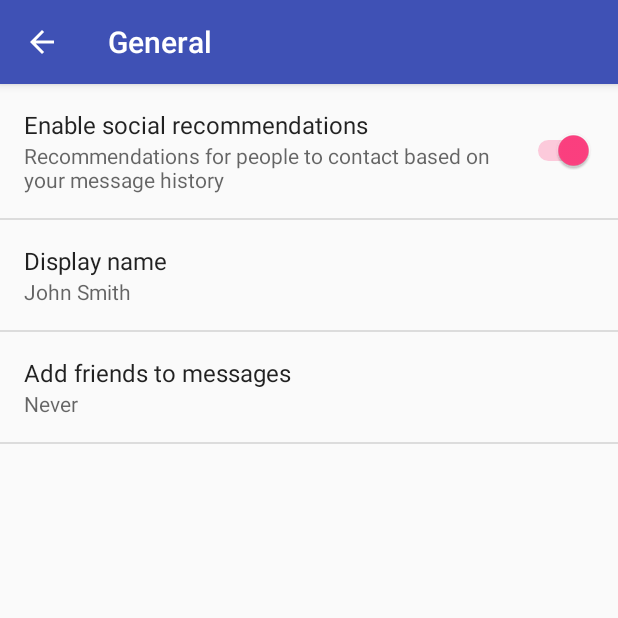
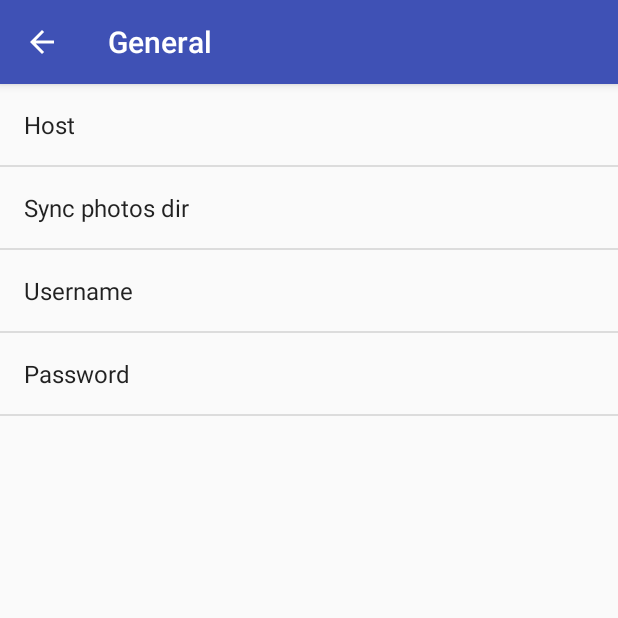
Before and after one commit to kebe7jun/ownCloudSync, an Android app: the SettingsActivity screen opened directly, with no data from a screen before it, after a tap on "General", on a phone screen of 412 x 824 dp, the top half of it. Run offline under Robolectric (Android 15) with nearby library versions, the phone set to English and light mode, and no system bars.

Commit message:
Complete setting.

```diff
--- a/app/src/main/java/com/kebe7jun/data/code/ConstantCode.java
+++ b/app/src/main/java/com/kebe7jun/data/code/ConstantCode.java
@@ -7,13 +7,6 @@ import com.kebe7jun.data.ui.BuildConfig;
  */
 public class ConstantCode {
 
-    /**
-     * Setting value
-     */
-    public static String cloudUrl = "https://data.kebe7jun.com/";
-    public static String userName = "test";     //From setting.
-    public static String password = "test";     //From setting.
-    public static String photoUrl = "";
 
     /**
      * Cache photo path.
--- /dev/null
+++ b/app/src/main/java/com/kebe7jun/data/config/AppSetting.java
@@ -0,0 +1,53 @@
+package com.kebe7jun.data.config;
+
+import android.content.Context;
+import android.content.SharedPreferences;
+import android.preference.PreferenceManager;
+
+import com.kebe7jun.data.ui.R;
+
+/**
+ * Created by kebe on 15-12-7.
+ */
+public class AppSetting {
+
+    /**
+     * Get the username of ownCloud.
+     * @param context
+     * @return
+     */
+    public static String getOwnCloudUsername(Context context){
+        SharedPreferences sharedPreferences = PreferenceManager.getDefaultSharedPreferences(context);
+        return sharedPreferences.getString(context.getResources().getString(R.string.owncloud_username), context.getResources().getString(R.string.owncloud_username_default));
+    }
+
+    /**
+     * Get the password of ownCloud.
+     * @param context
+     * @return
+     */
+    public static String getOwnCloudPassword(Context context){
+        SharedPreferences sharedPreferences = PreferenceManager.getDefaultSharedPreferences(context);
+        return sharedPreferences.getString(context.getResources().getString(R.string.owncloud_password), context.getResources().getString(R.string.owncloud_password_default));
+    }
+
+    /**
+     * Get the host url of ownCloud.
+     * @param context
+     * @return
+     */
+    public static String getOwnCloudHostUrl(Context context){
+        SharedPreferences sharedPreferences = PreferenceManager.getDefaultSharedPreferences(context);
+        return sharedPreferences.getString(context.getResources().getString(R.string.owncloud_host_url), context.getResources().getString(R.string.owncloud_host_url_default));
+    }
+
+    /**
+     * Get the photo sync dir of ownCloud.
+     * @param context
+     * @return
+     */
+    public static String getPhotoSyncDir(Context context){
+        SharedPreferences sharedPreferences = PreferenceManager.getDefaultSharedPreferences(context);
+        return sharedPreferences.getString(context.getResources().getString(R.string.owncloud_sync_dir), context.getResources().getString(R.string.owncloud_sync_dir_default));
+    }
+}
--- a/app/src/main/java/com/kebe7jun/data/tools/GetFile.java
+++ b/app/src/main/java/com/kebe7jun/data/tools/GetFile.java
@@ -53,6 +53,16 @@ public class GetFile {
     }
 
     /**
+     * Get all photos' name in local disk.
+     * @return
+     */
+    public static List<String> getAllLocalPhotosName(){
+        List<String> localPhotosList = new ArrayList<>();
+
+        return localPhotosList;
+    }
+
+    /**
      * Get all files from a dir.
      * If the dir not exists, create a new dir.
      * @return A list of string which include all of the files' name in the path gotten.
@@ -70,5 +80,4 @@ public class GetFile {
         }
         return fileList;
     }
-
 }
--- a/app/src/main/java/com/kebe7jun/data/ui/SettingsActivity.java
+++ b/app/src/main/java/com/kebe7jun/data/ui/SettingsActivity.java
@@ -179,8 +179,8 @@ public class SettingsActivity extends AppCompatPreferenceActivity {
             // to their values. When their values change, their summaries are
             // updated to reflect the new value, per the Android Design
             // guidelines.
-            bindPreferenceSummaryToValue(findPreference("example_text"));
-            bindPreferenceSummaryToValue(findPreference("example_list"));
+//            bindPreferenceSummaryToValue(findPreference("example_text"));
+//            bindPreferenceSummaryToValue(findPreference("example_list"));
         }
 
         @Override
--- a/app/src/main/java/com/kebe7jun/data/ui/WebViewFragment.java
+++ b/app/src/main/java/com/kebe7jun/data/ui/WebViewFragment.java
@@ -16,6 +16,7 @@ import android.webkit.WebView;
 import android.webkit.WebViewClient;
 
 import com.kebe7jun.data.code.ConstantCode;
+import com.kebe7jun.data.config.AppSetting;
 import com.kebe7jun.data.web.JavaScriptInterface;
 import com.kebe7jun.data.web.OwnCloudWebviewClient;
 
@@ -50,7 +51,7 @@ public class WebViewFragment extends Fragment {
 
             webView.addJavascriptInterface(new JavaScriptInterface(webView), ConstantCode.JS_OBJECT_NAME);
             webView.setWebViewClient(new OwnCloudWebviewClient());
-            webView.loadUrl(ConstantCode.cloudUrl+"index.php/apps/files/");       //Init page
+            webView.loadUrl(AppSetting.getOwnCloudHostUrl(view.getContext()));       //Init page
 
         }
         return view;
--- a/app/src/main/java/com/kebe7jun/data/web/JavaScriptInterface.java
+++ b/app/src/main/java/com/kebe7jun/data/web/JavaScriptInterface.java
@@ -8,6 +8,7 @@ import android.webkit.JavascriptInterface;
 import android.webkit.WebView;
 
 import com.kebe7jun.data.code.ConstantCode;
+import com.kebe7jun.data.config.AppSetting;
 
 import java.io.UnsupportedEncodingException;
 import java.util.ArrayList;
@@ -36,7 +37,7 @@ public class JavaScriptInterface {
                     String postData = msg.getData().getString("postData");
                     try {
 //                        Log.d("Posting data to server", postData);
-                        webView.postUrl(ConstantCode.cloudUrl, postData.getBytes("utf-8"));
+                        webView.postUrl(AppSetting.getOwnCloudHostUrl(webView.getContext()), postData.getBytes("utf-8"));
                         isSendLogin = true;
                     } catch (UnsupportedEncodingException e) {
                         e.printStackTrace();
@@ -73,8 +74,8 @@ public class JavaScriptInterface {
             requesttoken = str.substring(27, str.length()-1);
         }
         Log.d("requesttoken", requesttoken);
-        String postStr = "user="+ConstantCode.userName      // Build post data.
-                +"&password="+ConstantCode.password
+        String postStr = "user="+AppSetting.getOwnCloudUsername(webView.getContext())      // Build post data.
+                +"&password="+AppSetting.getOwnCloudPassword(webView.getContext())
                 +"&timezone-offset=8"
                 +"&timezone=Asia/Krasnoyarsk"
                 +"&requesttoken="+requesttoken;
--- a/app/src/main/res/values/strings.xml
+++ b/app/src/main/res/values/strings.xml
@@ -11,45 +11,23 @@
 
     <!-- Example General settings -->
     <string name="pref_header_general">General</string>
+    <string name="pref_header_data_sync">Data sync</string>
 
-    <string name="pref_title_social_recommendations">Enable social recommendations</string>
-    <string name="pref_description_social_recommendations">Recommendations for people to contact
-        based on your message history
-    </string>
-
-    <string name="pref_title_display_name">Display name</string>
-    <string name="pref_default_display_name">John Smith</string>
-
-    <string name="pref_title_add_friends_to_messages">Add friends to messages</string>
-    <string-array name="pref_example_list_titles">
-        <item>Always</item>
-        <item>When possible</item>
-        <item>Never</item>
-    </string-array>
-    <string-array name="pref_example_list_values">
-        <item>1</item>
-        <item>0</item>
-        <item>-1</item>
-    </string-array>
-
-    <!-- Example settings for Data & Sync -->
-    <string name="pref_header_data_sync">Data &amp; sync</string>
+    <string name="prtf_title_sync_wlan_only">Sync WLAN only</string>
 
     <string name="pref_title_sync_frequency">Sync frequency</string>
     <string-array name="pref_sync_frequency_titles">
-        <item>15 minutes</item>
-        <item>30 minutes</item>
-        <item>1 hour</item>
-        <item>3 hours</item>
-        <item>6 hours</item>
+        <item>12 hours</item>
+        <item>1 day</item>
+        <item>3 days</item>
+        <item>1 weeks</item>
         <item>Never</item>
     </string-array>
     <string-array name="pref_sync_frequency_values">
-        <item>15</item>
-        <item>30</item>
-        <item>60</item>
-        <item>180</item>
-        <item>360</item>
+        <item>12</item>
+        <item>24</item>
+        <item>72</item>
+        <item>168</item>
         <item>-1</item>
     </string-array>
 
@@ -65,4 +43,17 @@
 
     <string name="pref_title_vibrate">Vibrate</string>
 
+    <!-- Some setting keys.  -->
+    <string name="owncloud_username">owncloud_username</string>
+    <string name="owncloud_username_default">test</string>
+    <string name="owncloud_password">owncloud_password</string>
+    <string name="owncloud_password_default">test</string>
+    <string name="owncloud_host_url">owncloud_host_url</string>
+    <string name="owncloud_host_url_default">https://data.kebe7jun.com/</string>
+    <string name="owncloud_sync_dir">owncloud_sync_dir</string>
+    <string name="owncloud_sync_dir_default">ownCloudSyncPhotos</string>
+
+
+    <string name="sync_wlan_only_key">sync_wlan_only_key</string>
+
 </resources>
--- a/app/src/main/res/xml/pref_data_sync.xml
+++ b/app/src/main/res/xml/pref_data_sync.xml
@@ -1,4 +1,10 @@
 <PreferenceScreen xmlns:android="http://schemas.android.com/apk/res/android">
+
+
+    <SwitchPreference
+        android:title="@string/prtf_title_sync_wlan_only"
+        android:defaultValue="true"
+        android:key="sync_wlan_only_key" />
 
     <!-- NOTE: Hide buttons to simplify the UI. Users can touch outside the dialog to
          dismiss it. -->
@@ -14,8 +20,8 @@
 
     <!-- This preference simply launches an intent when selected. Use this UI sparingly, per
          design guidelines. -->
-    <Preference android:title="@string/pref_title_system_sync_settings">
-        <intent android:action="android.settings.SYNC_SETTINGS" />
-    </Preference>
+    <!--<Preference android:title="@string/pref_title_system_sync_settings">-->
+        <!--<intent android:action="android.settings.SYNC_SETTINGS" />-->
+    <!--</Preference>-->
 
 </PreferenceScreen>
--- a/app/src/main/res/xml/pref_general.xml
+++ b/app/src/main/res/xml/pref_general.xml
@@ -1,33 +1,52 @@
 <PreferenceScreen xmlns:android="http://schemas.android.com/apk/res/android">
 
-    <SwitchPreference
-        android:defaultValue="true"
-        android:key="example_switch"
-        android:summary="@string/pref_description_social_recommendations"
-        android:title="@string/pref_title_social_recommendations" />
+    <!--<SwitchPreference-->
+        <!--android:defaultValue="true"-->
+        <!--android:key="example_switch"-->
+        <!--android:summary="@string/pref_description_social_recommendations"-->
+        <!--android:title="@string/pref_title_social_recommendations" />-->
 
     <!-- NOTE: EditTextPreference accepts EditText attributes. -->
     <!-- NOTE: EditTextPreference's summary should be set to its value by the activity code. -->
-    <EditTextPreference
-        android:capitalize="words"
-        android:defaultValue="@string/pref_default_display_name"
-        android:inputType="textCapWords"
-        android:key="example_text"
-        android:maxLines="1"
-        android:selectAllOnFocus="true"
-        android:singleLine="true"
-        android:title="@string/pref_title_display_name" />
+    <!--<EditTextPreference-->
+        <!--android:capitalize="words"-->
+        <!--android:defaultValue="@string/pref_default_display_name"-->
+        <!--android:inputType="textCapWords"-->
+        <!--android:key="example_text"-->
+        <!--android:maxLines="1"-->
+        <!--android:selectAllOnFocus="true"-->
+        <!--android:singleLine="true"-->
+        <!--android:title="@string/pref_title_display_name" />-->
 
     <!-- NOTE: Hide buttons to simplify the UI. Users can touch outside the dialog to
          dismiss it. -->
     <!-- NOTE: ListPreference's summary should be set to its value by the activity code. -->
-    <ListPreference
-        android:defaultValue="-1"
-        android:entries="@array/pref_example_list_titles"
-        android:entryValues="@array/pref_example_list_values"
-        android:key="example_list"
-        android:negativeButtonText="@null"
-        android:positiveButtonText="@null"
-        android:title="@string/pref_title_add_friends_to_messages" />
+    <!--<ListPreference-->
+        <!--android:defaultValue="-1"-->
+        <!--android:entries="@array/pref_example_list_titles"-->
+        <!--android:entryValues="@array/pref_example_list_values"-->
+        <!--android:key="example_list"-->
+        <!--android:negativeButtonText="@null"-->
+        <!--android:positiveButtonText="@null"-->
+        <!--android:title="@string/pref_title_add_friends_to_messages" />-->
+
+    <EditTextPreference
+        android:title="Host"
+        android:defaultValue="@string/owncloud_host_url_default"
+        android:key="@string/owncloud_host_url" />
+
+    <EditTextPreference
+        android:title="Sync photos dir"
+        android:defaultValue="@string/owncloud_sync_dir_default"
+        android:key="@string/owncloud_sync_dir" />
+
+    <EditTextPreference
+        android:title="Username"
+        android:defaultValue="@string/owncloud_username_default"
+        android:key="@string/owncloud_username" />
+    <EditTextPreference
+        android:title="Password"
+        android:defaultValue="@string/owncloud_password_default"
+        android:key="@string/owncloud_password"/>
 
 </PreferenceScreen>
--- a/app/src/main/res/xml/pref_headers.xml
+++ b/app/src/main/res/xml/pref_headers.xml
@@ -7,10 +7,10 @@
         android:icon="@drawable/ic_info_black_24dp"
         android:title="@string/pref_header_general" />
 
-    <header
-        android:fragment="com.kebe7jun.data.ui.SettingsActivity$NotificationPreferenceFragment"
-        android:icon="@drawable/ic_notifications_black_24dp"
-        android:title="@string/pref_header_notifications" />
+    <!--<header-->
+        <!--android:fragment="com.kebe7jun.data.ui.SettingsActivity$NotificationPreferenceFragment"-->
+        <!--android:icon="@drawable/ic_notifications_black_24dp"-->
+        <!--android:title="@string/pref_header_notifications" />-->
 
     <header
         android:fragment="com.kebe7jun.data.ui.SettingsActivity$DataSyncPreferenceFragment"
```
